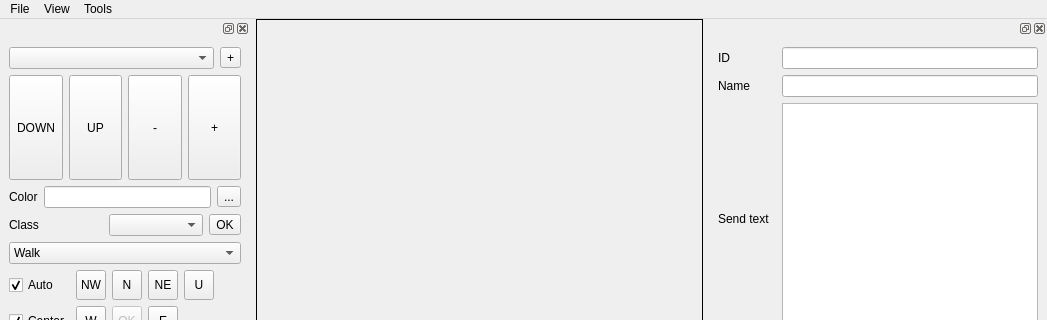
The window that ui/main.ui (michael-donat/tf-mapper) describes before a commit, drawn with Qt 5; both pictures show x 0 to 1047 and y 0 to 320 of the 1047 by 692 pixel window.
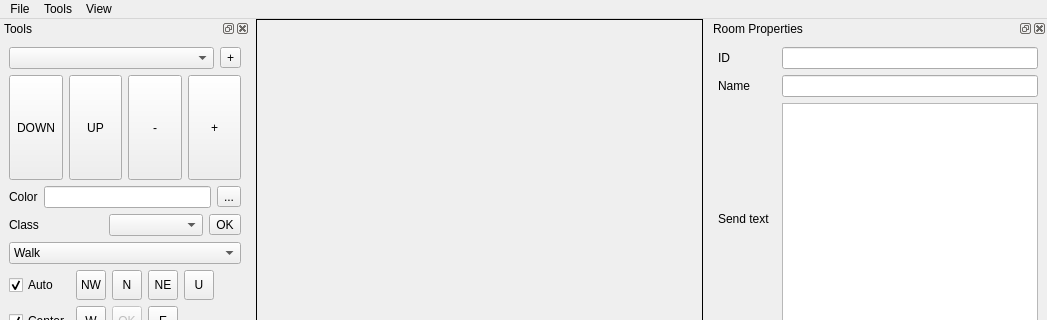
The same window after the commit. Icons and pictures are not drawn.

Commit message: closes #36, removed ;enable creation' #34 map:undoo added #40

```diff
--- a/ui/main.ui
+++ b/ui/main.ui
@@ -97,8 +97,8 @@
     <addaction name="actionRenameZone"/>
    </widget>
    <addaction name="menuFile"/>
-   <addaction name="menuView"/>
    <addaction name="menuTools"/>
+   <addaction name="menuView"/>
   </widget>
   <widget class="QDockWidget" name="uiComponentToolsPanel">
    <property name="sizePolicy">
@@ -125,6 +125,9 @@
    <property name="allowedAreas">
     <set>Qt::LeftDockWidgetArea|Qt::RightDockWidgetArea</set>
    </property>
+   <property name="windowTitle">
+    <string>Tools</string>
+   </property>
    <attribute name="dockWidgetArea">
     <number>1</number>
    </attribute>
@@ -813,6 +816,9 @@
    <property name="allowedAreas">
     <set>Qt::RightDockWidgetArea</set>
    </property>
+   <property name="windowTitle">
+    <string>Room Properties</string>
+   </property>
    <attribute name="dockWidgetArea">
     <number>2</number>
    </attribute>
```
Left out of the diff: 4 changed lines with no effect on the pictures. The commit also changes 2 other files.
